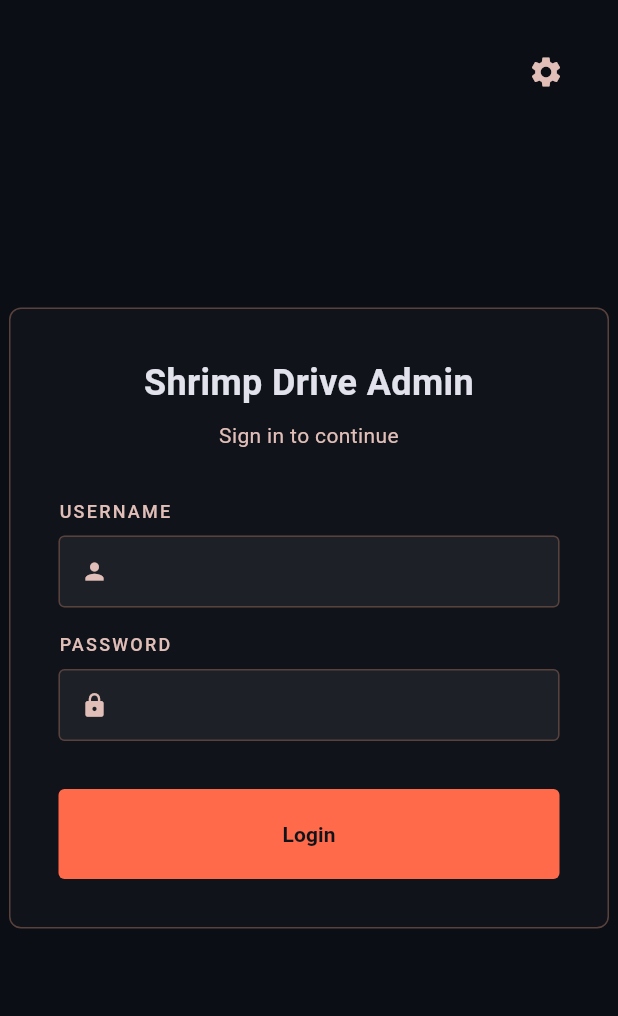
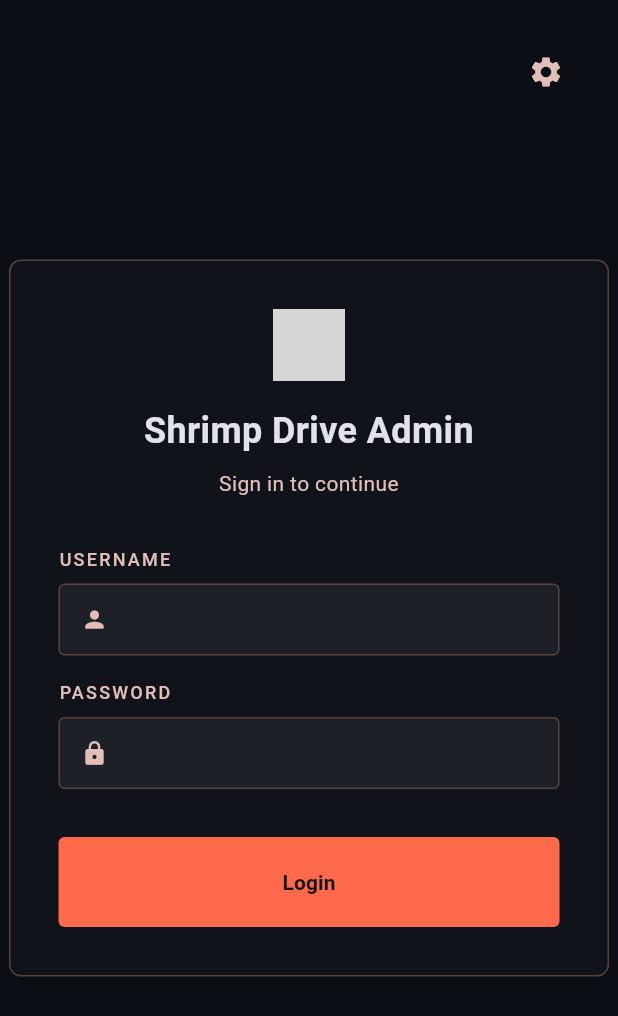
Before and after one commit to bilalshansdy04/shrimp-drive-admin-panel, a Flutter app: the screen it shows after launch, on a phone screen of 412 x 824 dp. Shown: the top 1016 px of the screen. Run offline on Flutter 3.47's test engine with Material 3 defaults, Android fonts, the phone set to English and light mode, and no system bars; our stand-ins replace dio, file_picker, flutter_riverpod, shared_preferences; grey boxes are pictures that could not be loaded.

Commit message:
style: Use custom logo.webp in side navbar and login screen

```diff
--- a/lib/screens/login_screen.dart
+++ b/lib/screens/login_screen.dart
@@ -119,6 +119,15 @@
                 mainAxisSize: MainAxisSize.min,
                 crossAxisAlignment: CrossAxisAlignment.stretch,
                 children: [
+                  Center(
+                    child: Image.asset(
+                      'assets/logo.webp',
+                      height: 48,
+                      width: 48,
+                      fit: BoxFit.contain,
+                    ),
+                  ),
+                  const SizedBox(height: 16),
                   const Text(
                     'Shrimp Drive Admin',
                     textAlign: TextAlign.center,
```
Also changed, not shown: lib/widgets/side_navbar.dart (+5 -4 lines), pubspec.yaml (+5 -0 lines), assets/logo.webp (added).
